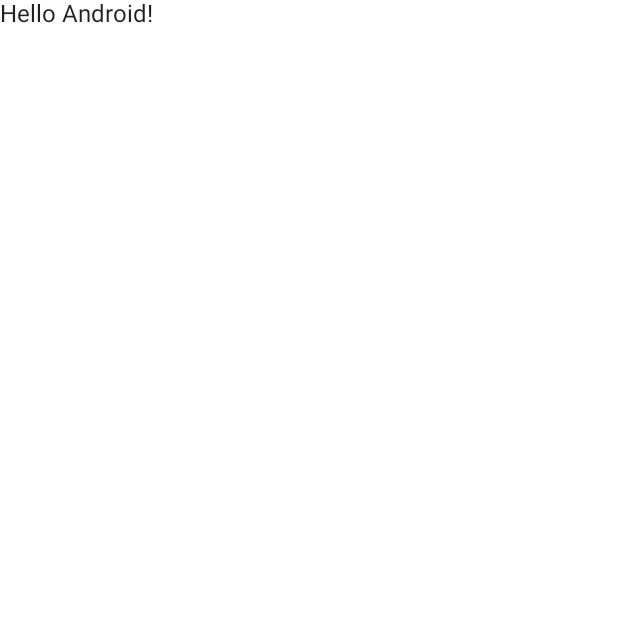
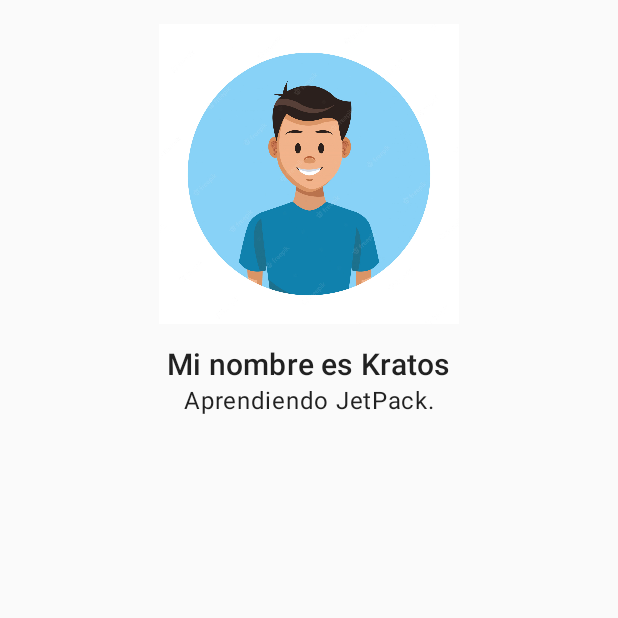
Before and after one commit to kratos1700/AprendiendoJetPack, an Android app built with Jetpack Compose: the screen it shows after launch (MainActivity), on a phone screen of 412 x 824 dp, the top half of it. Before the commit the part shown is almost empty. Run offline under Robolectric (Android 15) with nearby library versions, the phone set to English and light mode, and no system bars.

Commit message:
dibujando una imagen y 2 textos centrandolos en la pantalla y uso de style  h6 en tipografia de Materialthem

```diff
--- a/app/src/main/java/com/example/aprendiendo/MainActivity.kt
+++ b/app/src/main/java/com/example/aprendiendo/MainActivity.kt
@@ -3,38 +3,65 @@ package com.example.aprendiendo
 import android.os.Bundle
 import androidx.activity.ComponentActivity
 import androidx.activity.compose.setContent
-import androidx.compose.foundation.layout.fillMaxSize
+import androidx.compose.foundation.Image
+import androidx.compose.foundation.layout.*
 import androidx.compose.material.MaterialTheme
 import androidx.compose.material.Surface
 import androidx.compose.material.Text
 import androidx.compose.runtime.Composable
+import androidx.compose.ui.Alignment
 import androidx.compose.ui.Modifier
+import androidx.compose.ui.res.painterResource
 import androidx.compose.ui.tooling.preview.Preview
+import androidx.compose.ui.unit.dp
 import com.example.aprendiendo.ui.theme.AprendiendoTheme
 
 class MainActivity : ComponentActivity() {
     override fun onCreate(savedInstanceState: Bundle?) {
         super.onCreate(savedInstanceState)
         setContent {
-            AprendiendoTheme {
-                // A surface container using the 'background' color from the theme
-                Surface(modifier = Modifier.fillMaxSize(), color = MaterialTheme.colors.background) {
-                    Greeting("Android")
-                }
-            }
+            PersonalInfo("Kratos")
+
         }
     }
+
+    @Composable
+    fun PersonalInfo(name: String) {
+        MaterialTheme() {
+
+            //pone un elemento encima de otro
+            Column(
+                // podemos usar modificadores
+                //añadimos margenes   usamos el espacio total
+                // aliniamos al centro
+                modifier = Modifier.padding(16.dp).fillMaxWidth(),
+                horizontalAlignment = Alignment.CenterHorizontally
+
+            ) {
+                // importamos una imagen i le damos un tamaño con el modificador
+                Image(
+                    painter = painterResource(id = R.drawable.perfil),
+                    contentDescription = "imagen perfil",
+                    modifier = Modifier.height(200.dp)
+                )
+                // damos espacio entre la imagen i texto
+                Spacer(modifier = Modifier.height(15.dp))
+                // usando la tipografia del material al la fuente con un h6
+                Text(text = "Mi nombre es $name", style = MaterialTheme.typography.h6)
+                Text(text = "Aprendiendo JetPack.")
+            }
+
+        }
+    }
+
+    /**
+     * Nos permite ver la vista interactiva
+     */
+    @Preview
+    @Composable
+    fun PreviewPersonalInfo() {
+
+        PersonalInfo("Kratos1700")
+    }
+
 }
-
-@Composable
-fun Greeting(name: String) {
-    Text(text = "Hello $name!")
-}
-
-@Preview(showBackground = true)
-@Composable
-fun DefaultPreview() {
-    AprendiendoTheme {
-        Greeting("Android")
-    }
-}
```
Also changed, not shown: app/src/main/res/drawable/perfil.webp (added).
